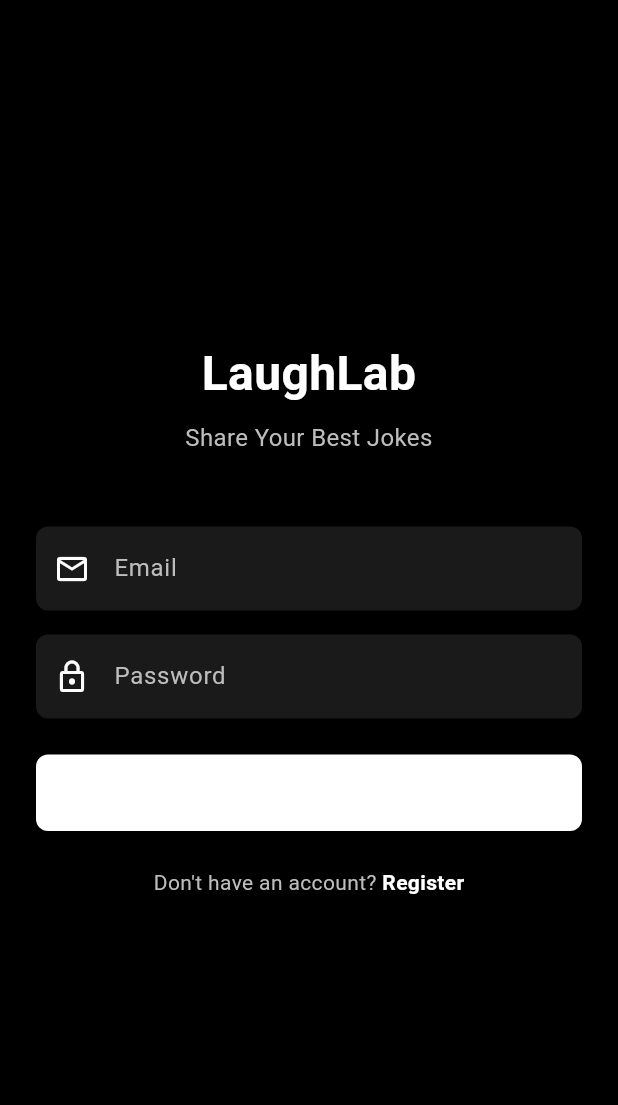
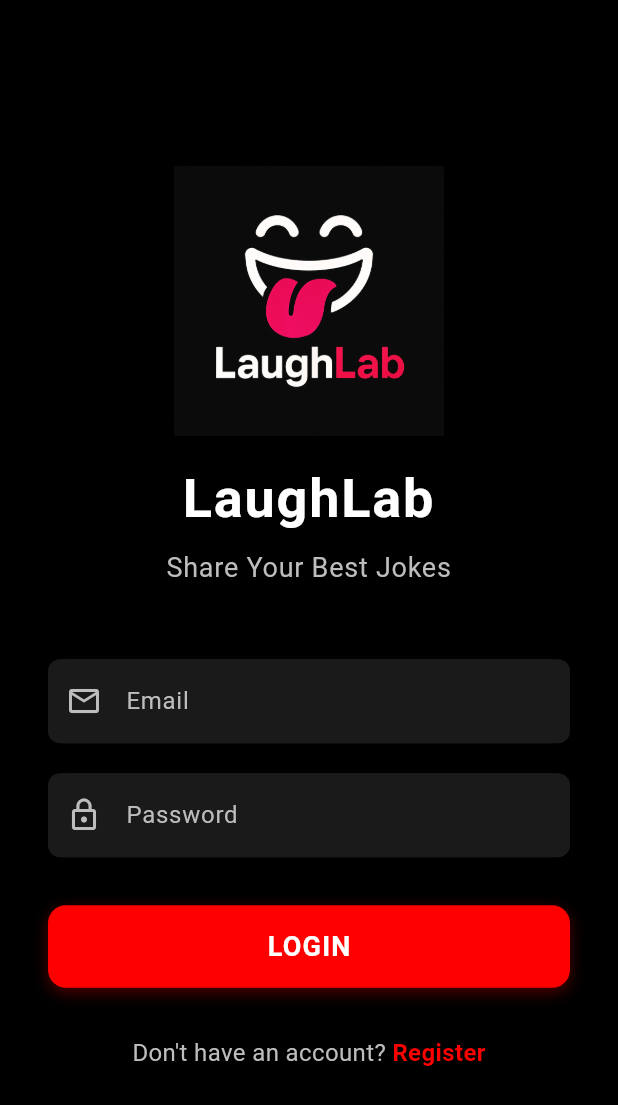
Before and after one commit to LaughingLab/LaughingLab, a Flutter app: the LoginScreen screen opened directly, on a phone screen of 412 x 824 dp. Shown: the top 1105 px of the screen. Run offline on Flutter 3.47's test engine with Material 3 defaults, Android fonts, the phone set to English and light mode, and no system bars; our stand-ins replace cached_network_image, cloud_firestore, firebase_auth, firebase_core, firebase_storage, google_fonts and 4 more; missing offline and left inert: firebase_app_check; accounts and stored records are empty.

Commit message:
loginscreen

```diff
--- a/laugh_lab/lib/screens/auth/login_screen.dart
+++ b/laugh_lab/lib/screens/auth/login_screen.dart
@@ -59,24 +59,36 @@
   @override
   Widget build(BuildContext context) {
     return Scaffold(
+      backgroundColor: AppTheme.backgroundColor,
       body: SafeArea(
         child: Center(
           child: SingleChildScrollView(
-            padding: const EdgeInsets.all(24.0),
+            padding: const EdgeInsets.symmetric(horizontal: 32.0, vertical: 24.0),
             child: Form(
               key: _formKey,
               child: Column(
                 mainAxisAlignment: MainAxisAlignment.center,
                 crossAxisAlignment: CrossAxisAlignment.stretch,
                 children: [
-                  // App logo or title
+                  // Logo
+                  Center(
+                    child: Image.asset(
+                      'assets/images/FinalLogo.png',
+                      height: 180,
+                      width: 180,
+                    ),
+                  ),
+                  const SizedBox(height: 16),
+
+                  // App title
                   const Text(
                     'LaughLab',
                     textAlign: TextAlign.center,
                     style: TextStyle(
-                      fontSize: 32,
+                      fontSize: 36,
                       fontWeight: FontWeight.bold,
                       color: AppTheme.primaryColor,
+                      letterSpacing: 1.2,
                     ),
                   ),
                   const SizedBox(height: 8),
@@ -84,20 +96,37 @@
                     'Share Your Best Jokes',
                     textAlign: TextAlign.center,
                     style: TextStyle(
-                      fontSize: 16,
+                      fontSize: 18,
                       color: AppTheme.secondaryTextColor,
+                      letterSpacing: 0.5,
                     ),
                   ),
                   const SizedBox(height: 48),
 
                   // Email field
-                  TextFormField(
+                  Container(
+                    decoration: BoxDecoration(
+                      borderRadius: BorderRadius.circular(12),
+                      color: AppTheme.cardColor,
+                      boxShadow: [
+                        BoxShadow(
+                          color: Colors.black.withOpacity(0.2),
+                          blurRadius: 5,
+                          offset: const Offset(0, 2),
+                        ),
+                      ],
+                    ),
+                    child: TextFormField(
                       controller: _emailController,
                       keyboardType: TextInputType.emailAddress,
                       textInputAction: TextInputAction.next,
+                      style: const TextStyle(color: AppTheme.primaryColor),
                       decoration: const InputDecoration(
                         hintText: 'Email',
-                      prefixIcon: Icon(Icons.email_outlined),
+                        hintStyle: TextStyle(color: AppTheme.secondaryTextColor),
+                        prefixIcon: Icon(Icons.email_outlined, color: AppTheme.secondaryTextColor),
+                        border: InputBorder.none,
+                        contentPadding: EdgeInsets.symmetric(vertical: 16.0, horizontal: 16.0),
                       ),
                       validator: (value) {
                         if (value == null || value.isEmpty) {
@@ -109,16 +138,33 @@
                         return null;
                       },
                     ),
-                  const SizedBox(height: 16),
+                  ),
+                  const SizedBox(height: 20),
 
                   // Password field
-                  TextFormField(
+                  Container(
+                    decoration: BoxDecoration(
+                      borderRadius: BorderRadius.circular(12),
+                      color: AppTheme.cardColor,
+                      boxShadow: [
+                        BoxShadow(
+                          color: Colors.black.withOpacity(0.2),
+                          blurRadius: 5,
+                          offset: const Offset(0, 2),
+                        ),
+                      ],
+                    ),
+                    child: TextFormField(
                       controller: _passwordController,
                       obscureText: true,
                       textInputAction: TextInputAction.done,
+                      style: const TextStyle(color: AppTheme.primaryColor),
                       decoration: const InputDecoration(
                         hintText: 'Password',
-                      prefixIcon: Icon(Icons.lock_outline),
+                        hintStyle: TextStyle(color: AppTheme.secondaryTextColor),
+                        prefixIcon: Icon(Icons.lock_outline, color: AppTheme.secondaryTextColor),
+                        border: InputBorder.none,
+                        contentPadding: EdgeInsets.symmetric(vertical: 16.0, horizontal: 16.0),
                       ),
                       validator: (value) {
                         if (value == null || value.isEmpty) {
@@ -131,12 +177,20 @@
                       },
                       onFieldSubmitted: (_) => _login(),
                     ),
-                  const SizedBox(height: 24),
+                  ),
+                  const SizedBox(height: 32),
 
                   // Error message
                   if (_errorMessage.isNotEmpty)
                     Padding(
                       padding: const EdgeInsets.only(bottom: 16.0),
+                      child: Container(
+                        padding: const EdgeInsets.all(10),
+                        decoration: BoxDecoration(
+                          color: AppTheme.errorColor.withOpacity(0.1),
+                          borderRadius: BorderRadius.circular(8),
+                          border: Border.all(color: AppTheme.errorColor),
+                        ),
                         child: Text(
                           _errorMessage,
                           style: const TextStyle(
@@ -146,31 +200,51 @@
                           textAlign: TextAlign.center,
                         ),
                       ),
+                    ),
 
                   // Login button
-                  ElevatedButton(
+                  Container(
+                    height: 55,
+                    decoration: BoxDecoration(
+                      borderRadius: BorderRadius.circular(12),
+                      boxShadow: [
+                        BoxShadow(
+                          color: AppTheme.accentColor.withOpacity(0.3),
+                          blurRadius: 8,
+                          offset: const Offset(0, 3),
+                        ),
+                      ],
+                    ),
+                    child: ElevatedButton(
                       onPressed: _isLoading ? null : _login,
                       style: ElevatedButton.styleFrom(
-                      backgroundColor: AppTheme.primaryColor,
+                        backgroundColor: AppTheme.accentColor,
                         foregroundColor: Colors.white,
+                        disabledBackgroundColor: AppTheme.accentColor.withOpacity(0.6),
+                        elevation: 0,
                         padding: const EdgeInsets.symmetric(vertical: 16),
+                        shape: RoundedRectangleBorder(
+                          borderRadius: BorderRadius.circular(12),
+                        ),
                         textStyle: const TextStyle(
-                        fontSize: 16,
+                          fontSize: 18,
                           fontWeight: FontWeight.bold,
+                          letterSpacing: 0.8,
                         ),
                       ),
                       child: _isLoading
                           ? const SizedBox(
-                            height: 20,
-                            width: 20,
+                              height: 24,
+                              width: 24,
                               child: CircularProgressIndicator(
                                 color: Colors.white,
                                 strokeWidth: 2,
                               ),
                             )
-                        : const Text('Login'),
+                          : const Text('LOGIN'),
                     ),
-                  const SizedBox(height: 24),
+                  ),
+                  const SizedBox(height: 32),
 
                   // Register link
                   Row(
@@ -180,6 +254,7 @@
                         "Don't have an account? ",
                         style: TextStyle(
                           color: AppTheme.secondaryTextColor,
+                          fontSize: 16,
                         ),
                       ),
                       GestureDetector(
@@ -194,8 +269,9 @@
                         child: const Text(
                           'Register',
                           style: TextStyle(
-                            color: AppTheme.primaryColor,
+                            color: AppTheme.accentColor,
                             fontWeight: FontWeight.bold,
+                            fontSize: 16,
                           ),
                         ),
                       ),
```
Lines whose indentation alone changed are shown as unchanged.
